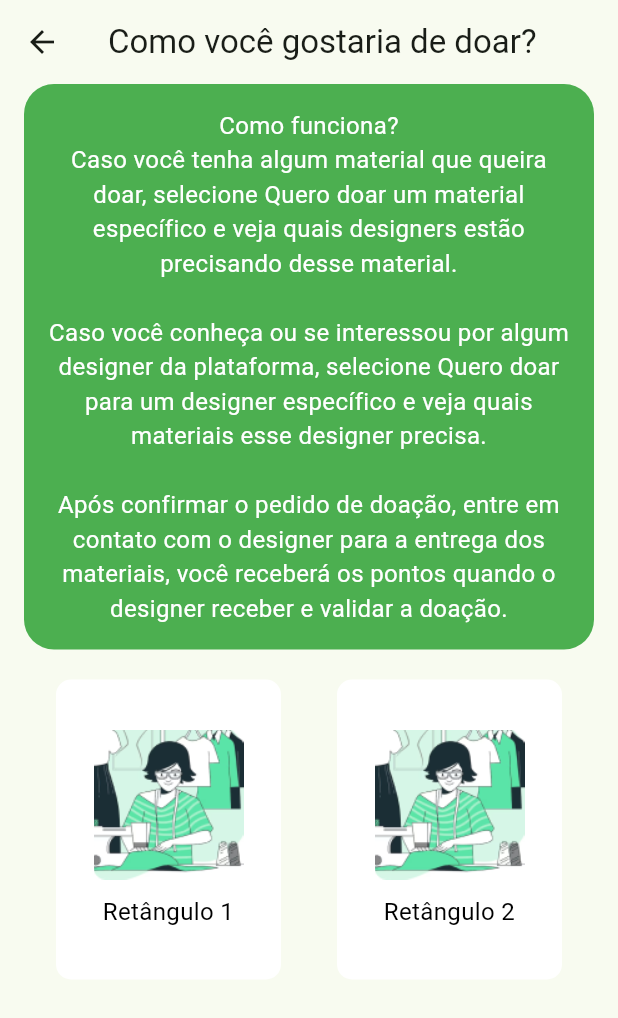
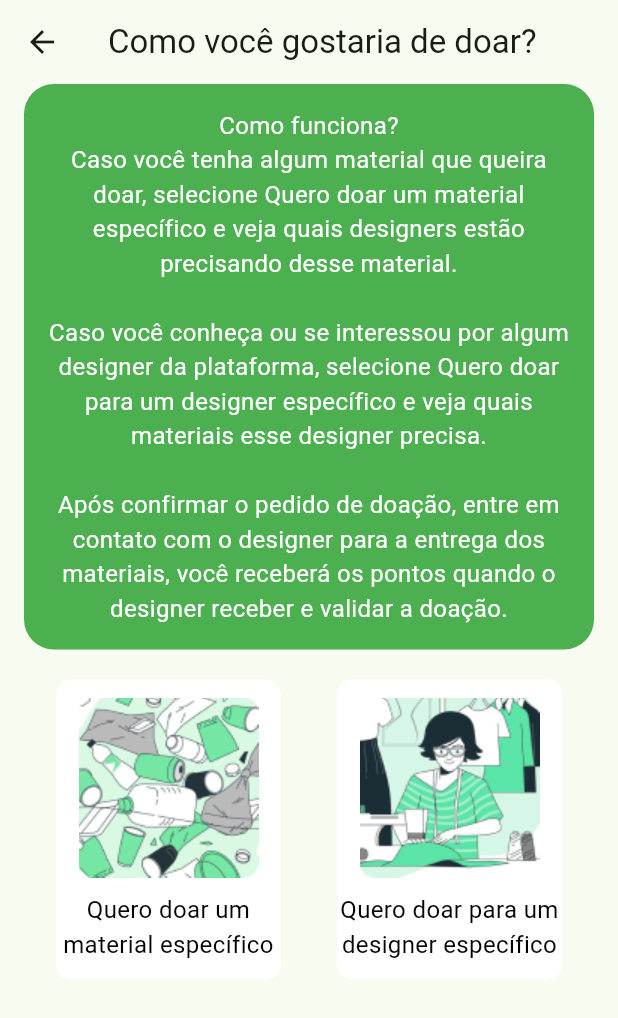
Before and after one commit to celsosoares/cycle-project, a Flutter app: the DonationScreen screen opened by its route, on a phone screen of 412 x 824 dp. Shown: the top 1018 px of the screen. Run offline on Flutter 3.47's test engine with Material 3 defaults, Android fonts, the light colour scheme and no system bars; our stand-ins replace cloud_firestore, firebase_auth, firebase_core; accounts and stored records are empty.

Commit message:
add routes to next screens and fix images

```diff
--- a/lib/pages/donation.dart
+++ b/lib/pages/donation.dart
@@ -41,7 +41,43 @@ class DonationScreen extends StatelessWidget {
 		  Row(
 			mainAxisAlignment: MainAxisAlignment.spaceEvenly,
 			children: [
-			  Container(
+			  InkWell(
+				onTap: () {
+				  Navigator.pushNamed(context, '/SignIn');
+				},
+				child: Container(
+				  width: 150,
+				  height: 200,
+				  decoration: BoxDecoration(
+					color: Colors.white, // Changed to white
+					borderRadius: BorderRadius.circular(10),
+				  ),
+				  child: Column(
+					mainAxisAlignment: MainAxisAlignment.center,
+					children: [
+					  Image.asset(
+						'images/specific-material.png', // Replace with your image URL
+						width: 120,
+						height: 120,
+					  ),
+					  SizedBox(height: 10), // Add some spacing between image and text
+					  Text(
+						'Quero doar um material específico',
+						style: TextStyle(
+						  color: Colors.black, // Changed text color to black for contrast
+						  fontSize: 16,
+						),
+						textAlign: TextAlign.center,
+					  ),
+					],
+				  ),
+				),
+			  ),
+			  InkWell(
+				onTap: () {
+				  Navigator.pushNamed(context, '/SignIn');
+				},
+				child: Container(
 				  width: 150,
 				  height: 200,
 				  decoration: BoxDecoration(
@@ -53,12 +89,12 @@ class DonationScreen extends StatelessWidget {
 					children: [
 					  Image.asset(
 						'images/specific-designer.png', // Replace with your image URL
-					  width: 100,
-					  height: 100,
+						width: 120,
+						height: 120,
 					  ),
 					  SizedBox(height: 10), // Add some spacing between image and text
 					  Text(
-					  'Retângulo 1',
+						'Quero doar para um designer específico',
 						style: TextStyle(
 						  color: Colors.black, // Changed text color to black for contrast
 						  fontSize: 16,
@@ -68,32 +104,6 @@ class DonationScreen extends StatelessWidget {
 					],
 				  ),
 				),
-			  Container(
-				width: 150,
-				height: 200,
-				decoration: BoxDecoration(
-				  color: Colors.white, // Changed to white
-				  borderRadius: BorderRadius.circular(10),
-				),
-				child: Column(
-				  mainAxisAlignment: MainAxisAlignment.center,
-				  children: [
-					Image.asset(
-					  'images/specific-designer.png', // Replace with your image URL
-					  width: 100,
-					  height: 100,
-					),
-					SizedBox(height: 10), // Add some spacing between image and text
-					Text(
-					  'Retângulo 2',
-					  style: TextStyle(
-						color: Colors.black, // Changed text color to black for contrast
-						fontSize: 16,
-					  ),
-					  textAlign: TextAlign.center,
-					),
-				  ],
-				),
 			  ),
 			],
 		  ),
```
Lines whose indentation alone changed are shown as unchanged.
